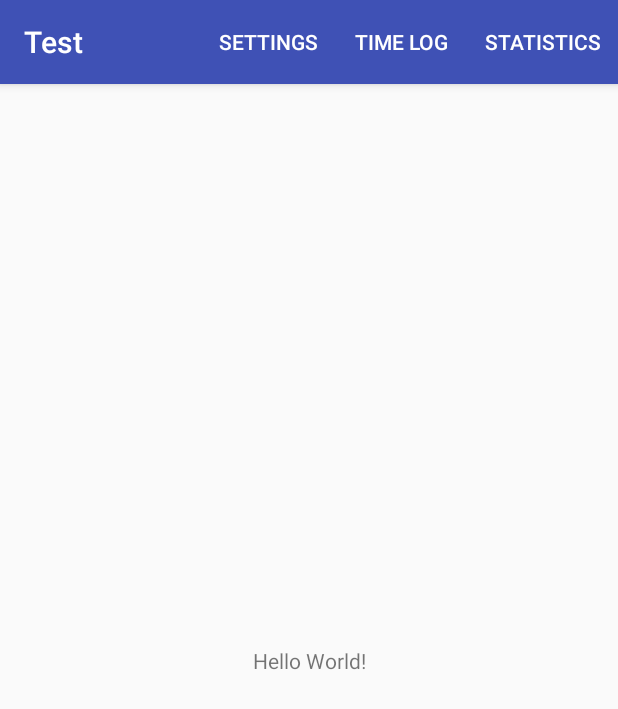
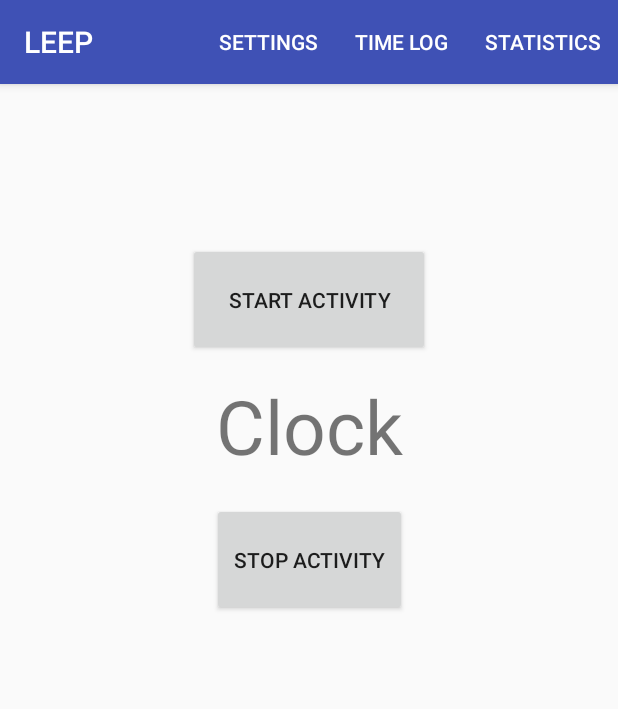
Before and after one commit to linneabark/LEEP, an Android app: the screen it shows after launch (MainActivity), on a phone screen of 412 x 824 dp. Shown: the top 709 px of the screen. Run offline under Robolectric (Android 15) with nearby library versions, the phone set to English and light mode, and no system bars.

Commit message:
trying to create a clock on the timelogview as oncreate view linked to the activity_main view instead of having mainActivity

```diff
--- a/app/src/main/java/com/example/linneabark/test/MainActivity.java
+++ b/app/src/main/java/com/example/linneabark/test/MainActivity.java
@@ -6,8 +6,12 @@ import android.view.Menu;
 import android.view.MenuInflater;
 import android.view.MenuItem;
 import android.view.View;
+import android.widget.Button;
+import android.widget.EditText;
+import android.widget.TextView;
 
 public class MainActivity extends AppCompatActivity {
+
 
     @Override
     protected void onCreate(Bundle savedInstanceState) {
@@ -42,9 +46,4 @@ public class MainActivity extends AppCompatActivity {
         }
         return super.onOptionsItemSelected(item);
     }
-
-    private void testMethod(){
-        int i = 6;
-
-    }
 }
--- a/app/src/main/java/com/example/linneabark/test/TimeLogModel.java
+++ b/app/src/main/java/com/example/linneabark/test/TimeLogModel.java
@@ -1,4 +1,6 @@
 package com.example.linneabark.test;
+import android.support.v7.app.AppCompatActivity;
+
 import static java.lang.System.*;
 import java.text.SimpleDateFormat;
 import java.util.Calendar;
@@ -8,13 +10,13 @@ import java.util.Date;
  * Created by Eli on 2017-04-06.
  */
 
-public class TimeLogModel {
+public class TimeLogModel extends AppCompatActivity {
 
+    Date currentDate = new Date();
 
-   Date currentDate = new Date();
+   public TimeLogModel(Date date){
 
-   public void addDate(){
-
+       String thisDate = currentDate.toString();
 
    }
 
--- a/app/src/main/java/com/example/linneabark/test/TimeLogView.java
+++ b/app/src/main/java/com/example/linneabark/test/TimeLogView.java
@@ -1,10 +1,43 @@
 package com.example.linneabark.test;
+
+import android.os.Bundle;
+import android.support.v7.app.AppCompatActivity;
+import android.support.v7.widget.Toolbar;
+import android.view.View;
+import android.widget.Button;
+import android.widget.TextView;
+import android.view.MenuItem;
 
 /**
  * Created by Eli on 2017-04-14.
  */
 
-public class TimeLogView {
+public class TimeLogView extends AppCompatActivity {
+
+    TextView clock_txt;
+
+    @Override
+    public void onCreate(Bundle savedInstanceState) {
+        super.onCreate(savedInstanceState);
+        setContentView(R.layout.activity_main);
+
+        final TextView clock_txt = (TextView) findViewById(R.id.clock_txt);
+        Button startActivity = (Button) findViewById(R.id.startActivity_button);
+        Button stopActivity = (Button) findViewById(R.id.stopActivity_button);
+
+        startActivity.setOnClickListener(new View.OnClickListener() {
+            public void onClick(View v) {
+
+                //clock_txt.setText());
+                // Do something in response to button click
+            }
+        });
+        stopActivity.setOnClickListener(new View.OnClickListener() {
+            public void onClick(View v) {
+                // Do something in response to button click
+            }
+        });
+    }
 
     public TimeLogView (){
 
--- a/app/src/main/res/layout/activity_main.xml
+++ b/app/src/main/res/layout/activity_main.xml
@@ -2,23 +2,62 @@
 <android.support.constraint.ConstraintLayout xmlns:android="http://schemas.android.com/apk/res/android"
     xmlns:app="http://schemas.android.com/apk/res-auto"
     xmlns:tools="http://schemas.android.com/tools"
+    android:id="@+id/tickingClock_txt"
     android:layout_width="match_parent"
     android:layout_height="match_parent"
     tools:context="com.example.linneabark.test.MainActivity">
 
     <TextView
-        android:layout_width="wrap_content"
+        android:id="@+id/clock_txt"
+        android:layout_width="0dp"
         android:layout_height="wrap_content"
-        android:text="Hello World!"
-        app:layout_constraintBottom_toBottomOf="parent"
+        android:text="Clock"
+        android:textAlignment="center"
+        android:textSize="50sp"
+        tools:layout_constraintTop_creator="1"
+        tools:layout_constraintRight_creator="1"
+        android:layout_marginStart="8dp"
+        android:layout_marginEnd="8dp"
+        app:layout_constraintRight_toRightOf="parent"
+        android:layout_marginTop="194dp"
+        tools:layout_constraintLeft_creator="1"
+        app:layout_constraintLeft_toLeftOf="parent"
+        app:layout_constraintTop_toTopOf="parent"
+        android:layout_marginLeft="8dp"
+        android:layout_marginRight="8dp" />
+
+    <Button
+        android:id="@+id/startActivity_button"
+        android:layout_width="0dp"
+        android:layout_height="75dp"
+        android:text="START ACTIVITY"
+        tools:layout_constraintTop_creator="1"
+        tools:layout_constraintRight_creator="1"
+        tools:layout_constraintBottom_creator="1"
+        app:layout_constraintBottom_toTopOf="@+id/stopActivity_button"
+        android:layout_marginStart="125dp"
+        android:layout_marginEnd="125dp"
+        app:layout_constraintRight_toRightOf="parent"
+        android:layout_marginTop="98dp"
+        tools:layout_constraintLeft_creator="1"
+        android:layout_marginBottom="98dp"
+        app:layout_constraintLeft_toLeftOf="parent"
+        app:layout_constraintTop_toTopOf="parent"
+        android:layout_marginLeft="125dp"
+        android:layout_marginRight="125dp"
+        app:layout_constraintHorizontal_bias="1.0"
+        app:layout_constraintVertical_bias="1.0" />
+
+    <Button
+        android:id="@+id/stopActivity_button"
+        android:layout_width="130dp"
+        android:layout_height="75dp"
+        android:layout_marginTop="18dp"
+        android:text="STOP ACTIVITY"
         app:layout_constraintLeft_toLeftOf="parent"
         app:layout_constraintRight_toRightOf="parent"
-        app:layout_constraintTop_toTopOf="parent" />
-
-    <com.example.linneabark.test.SettingsView
-        android:layout_width="138dp"
-        android:layout_height="495dp"
-        android:text="Eli är bäst!"
-         />
-
+        app:layout_constraintTop_toBottomOf="@+id/clock_txt"
+        tools:layout_constraintLeft_creator="1"
+        tools:layout_constraintRight_creator="1"
+        tools:layout_constraintTop_creator="1" />
 </android.support.constraint.ConstraintLayout>
--- a/app/src/main/res/values/strings.xml
+++ b/app/src/main/res/values/strings.xml
@@ -1,3 +1,6 @@
 <resources>
-    <string name="app_name">Test</string>
+    <string name="app_name">LEEP</string>
+    <string name="startActivity_button" />
+    <string name="stopActivity_button" />
+    <string name="clock_txt" />
 </resources>
```
